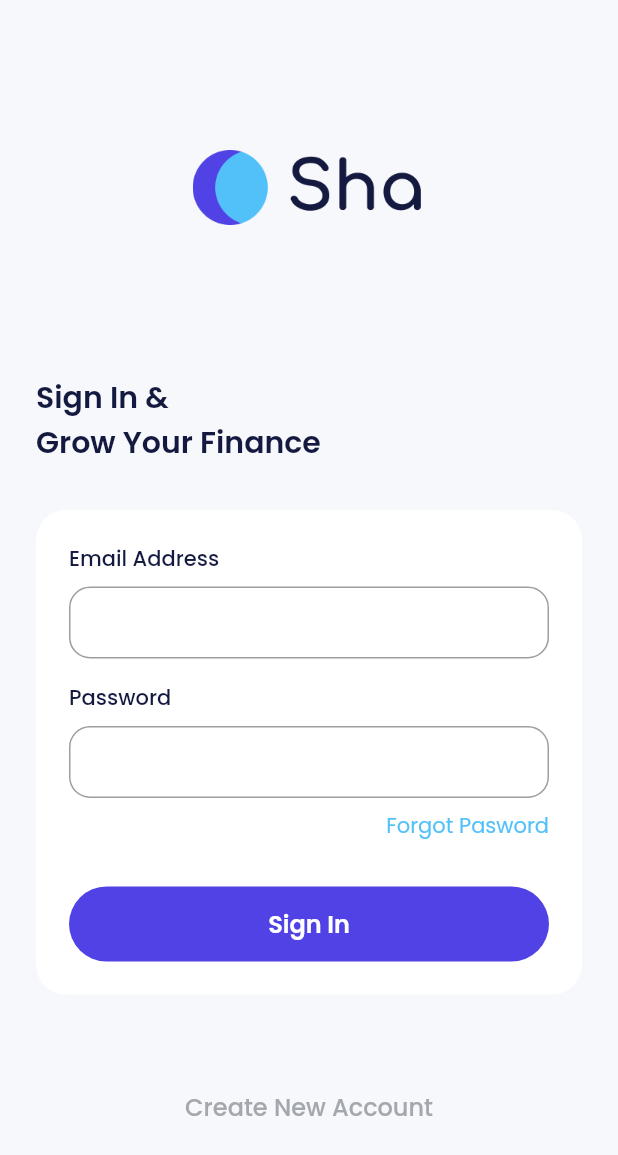
After one commit to Filipusmeitriboygulo/Project_E-Wallet, a Flutter app: the SignInPage screen opened by its route, on a phone screen of 412 x 824 dp. The commit adds this screen. Shown: the top 1155 px of the screen. Run offline on Flutter 3.47's test engine with Material 2 defaults, Android fonts, the phone set to English and light mode, and no system bars; our stand-ins replace carousel_slider, google_fonts.

Commit message:
sign-in & route

```diff
--- a/wallet/lib/main.dart
+++ b/wallet/lib/main.dart
@@ -1,4 +1,6 @@
 import 'package:flutter/material.dart';
+import 'package:wallet/ui/pages/onboarding_page.dart';
+import 'package:wallet/ui/pages/sign_in_page.dart';
 import 'package:wallet/ui/pages/splash_page.dart';
 
 void main() => runApp(MyApp());
@@ -8,7 +10,14 @@ class MyApp extends StatelessWidget {
 
   @override
   Widget build(BuildContext context) {
-    return const MaterialApp(
-        debugShowCheckedModeBanner: false, home: SplashPage());
+    return MaterialApp(
+      debugShowCheckedModeBanner: false,
+      routes: {
+        '/': (context) => const SplashPage(),
+        '/onboarding': (context) => const OnboardingPage(),
+        '/sign-in': (context) => const SignInPage(),
+
+      },
+    );
   }
 }
--- a/wallet/lib/ui/pages/onboarding_page.dart
+++ b/wallet/lib/ui/pages/onboarding_page.dart
@@ -1,6 +1,7 @@
 import 'package:carousel_slider/carousel_slider.dart';
 import 'package:flutter/material.dart';
 import 'package:wallet/shared/theme.dart';
+import 'package:wallet/ui/widgets/buttons.dart';
 
 class OnboardingPage extends StatefulWidget {
   const OnboardingPage({super.key});
@@ -99,24 +100,9 @@ class _OnboardingPageState extends State<OnboardingPage> {
                   currentIndex == 2
                       ? Column(
                           children: [
-                            SizedBox(
-                              width: double.infinity,
-                              height: 50,
-                              child: TextButton(
-                                onPressed: () {
-                                  carouselController.nextPage();
-                                },
-                                style: TextButton.styleFrom(
-                                    backgroundColor: purpleColor,
-                                    shape: RoundedRectangleBorder(
-                                        borderRadius:
-                                            BorderRadius.circular(56))),
-                                child: Text(
-                                  'Get Started',
-                                  style: whiteTextStyle.copyWith(
-                                      fontSize: 16, fontWeight: semiBold),
-                                ),
-                              ),
+                            CustomFilledButton(
+                              title: 'Get Started',
+                              onpPressed: () {},
                             ),
                             const SizedBox(
                               height: 20,
@@ -125,7 +111,10 @@ class _OnboardingPageState extends State<OnboardingPage> {
                               width: double.infinity,
                               height: 24,
                               child: TextButton(
-                                onPressed: () {},
+                                onPressed: () {
+                                  // var navigator = Navigator;
+                                  Navigator.pushNamed(context, '/sign-in');
+                                },
                                 style: TextButton.styleFrom(
                                     padding: EdgeInsets.zero),
                                 child: Text(
@@ -180,24 +169,12 @@ class _OnboardingPageState extends State<OnboardingPage> {
                               ),
                             ),
                             const Spacer(),
-                            SizedBox(
+                            CustomFilledButton(
                               width: 150,
-                              height: 50,
-                              child: TextButton(
-                                onPressed: () {
-                                  carouselController.nextPage();
-                                },
-                                style: TextButton.styleFrom(
-                                    backgroundColor: purpleColor,
-                                    shape: RoundedRectangleBorder(
-                                        borderRadius:
-                                            BorderRadius.circular(56))),
-                                child: Text(
-                                  'Continue',
-                                  style: whiteTextStyle.copyWith(
-                                      fontSize: 16, fontWeight: semiBold),
-                                ),
-                              ),
+                              title: 'Continue',
+                              onpPressed: () {
+                                carouselController.nextPage();
+                              },
                             ),
                           ],
                         ),
--- /dev/null
+++ b/wallet/lib/ui/pages/sign_in_page.dart
@@ -0,0 +1,92 @@
+import 'package:flutter/material.dart';
+import 'package:wallet/shared/theme.dart';
+import 'package:wallet/ui/widgets/buttons.dart';
+import 'package:wallet/ui/widgets/forms.dart';
+
+class SignInPage extends StatelessWidget {
+  const SignInPage({super.key});
+
+  @override
+  Widget build(BuildContext context) {
+    return Scaffold(
+      backgroundColor: lightBackgroundColor,
+      body: ListView(
+        padding: const EdgeInsets.symmetric(
+          horizontal: 24,
+        ),
+        children: [
+          Container(
+            width: 155,
+            height: 50,
+            margin: const EdgeInsets.only(
+              top: 100,
+              bottom: 100,
+            ),
+            decoration: const BoxDecoration(
+                image: DecorationImage(
+                    image: AssetImage('assets/img_logo_light.png'))),
+          ),
+          Text(
+            'Sign In & \nGrow Your Finance',
+            style: blackTextStyle.copyWith(
+              fontWeight: semiBold,
+              fontSize: 20,
+            ),
+          ),
+          const SizedBox(
+            height: 30,
+          ),
+          Container(
+            padding: const EdgeInsets.all(22),
+            decoration: BoxDecoration(
+              borderRadius: BorderRadius.circular(20),
+              color: whiteColor,
+            ),
+            child: Column(
+              children: [
+                // NOTE : EMAIL INPUT
+                const CustomFormField(
+                  title: 'Email Address',
+                ),
+                const SizedBox(
+                  height: 16,
+                ),
+
+                //NOTE : PASSWORD INPUT
+                const CustomFormField(
+                  title: 'Password',
+                  obscureText: true,
+                ),
+
+                const SizedBox(
+                  height: 8,
+                ),
+                Align(
+                  alignment: Alignment.centerRight,
+                  child: Text(
+                    'Forgot Pasword',
+                    style: blueTextStyle,
+                  ),
+                ),
+                const SizedBox(
+                  height: 30,
+                ),
+                CustomFilledButton(
+                  title: 'Sign In',
+                  onpPressed: () {},
+                )
+              ],
+            ),
+          ),
+          const SizedBox(
+            height: 50,
+          ),
+          CustomTextButton(
+            title: 'Create New Account',
+            onpPressed: () {},
+          )
+        ],
+      ),
+    );
+  }
+}
--- a/wallet/lib/ui/pages/splash_page.dart
+++ b/wallet/lib/ui/pages/splash_page.dart
@@ -2,7 +2,6 @@ import 'dart:async';
 
 import 'package:flutter/material.dart';
 import 'package:wallet/shared/theme.dart';
-import 'package:wallet/ui/pages/onboarding_page.dart';
 
 class SplashPage extends StatefulWidget {
   const SplashPage({super.key});
@@ -18,8 +17,7 @@ class _SplashPageState extends State<SplashPage> {
     super.initState();
 
     Timer(const Duration(seconds: 2), () {
-      Navigator.push(context,
-          MaterialPageRoute(builder: (context) => const OnboardingPage()));
+      Navigator.pushNamed(context, '/onboarding');
     });
   }
 
@@ -31,7 +29,7 @@ class _SplashPageState extends State<SplashPage> {
           child: Container(
             height: 50,
             width: 155,
-            decoration: BoxDecoration(
+            decoration: const BoxDecoration(
                 image: DecorationImage(
                     image: AssetImage('assets/img_logo_dark.png'))),
           ),
--- /dev/null
+++ b/wallet/lib/ui/widgets/buttons.dart
@@ -0,0 +1,69 @@
+import 'package:flutter/material.dart';
+import 'package:wallet/shared/theme.dart';
+
+class CustomFilledButton extends StatelessWidget {
+  final String title;
+  final double width;
+  final double height;
+  final VoidCallback? onpPressed;
+
+  const CustomFilledButton(
+      {Key? key,
+      required this.title,
+      this.width = double.infinity,
+      this.height = 50,
+      this.onpPressed})
+      : super(key: key);
+
+  @override
+  Widget build(BuildContext context) {
+    return SizedBox(
+      width: width,
+      height: height,
+      child: TextButton(
+        onPressed: onpPressed,
+        style: TextButton.styleFrom(
+            backgroundColor: purpleColor,
+            shape: RoundedRectangleBorder(
+                borderRadius: BorderRadius.circular(56))),
+        child: Text(
+          title,
+          style: whiteTextStyle.copyWith(fontSize: 16, fontWeight: semiBold),
+        ),
+      ),
+    );
+  }
+}
+
+class CustomTextButton extends StatelessWidget {
+  final String title;
+  final double width;
+  final double height;
+  final VoidCallback? onpPressed;
+
+  const CustomTextButton(
+      {Key? key,
+      required this.title,
+      this.width = double.infinity,
+      this.height = 50,
+      this.onpPressed})
+      : super(key: key);
+
+  @override
+  Widget build(BuildContext context) {
+    return SizedBox(
+      width: width,
+      height: height,
+      child: TextButton(
+        onPressed: () {},
+        style: TextButton.styleFrom(padding: EdgeInsets.zero),
+        child: Text(
+          title,
+          style: greyTextStyle.copyWith(
+            fontSize: 16,
+          ),
+        ),
+      ),
+    );
+  }
+}
--- /dev/null
+++ b/wallet/lib/ui/widgets/forms.dart
@@ -0,0 +1,41 @@
+import 'package:flutter/material.dart';
+
+import '../../shared/theme.dart';
+
+class CustomFormField extends StatelessWidget {
+  final String title;
+  final bool obscureText;
+  final TextEditingController? controller;
+
+  const CustomFormField(
+      {Key? key,
+      required this.title,
+      this.obscureText = false,
+      this.controller})
+      : super(key: key);
+
+  @override
+  Widget build(BuildContext context) {
+    return Column(
+      crossAxisAlignment: CrossAxisAlignment.start,
+      children: [
+        Text(
+          title,
+          style: blackTextStyle.copyWith(fontWeight: medium),
+        ),
+        const SizedBox(
+          height: 8,
+        ),
+        TextFormField(
+          obscureText: obscureText,
+          decoration: InputDecoration(
+            border: OutlineInputBorder(
+              borderRadius: BorderRadius.circular(14),
+            ),
+            contentPadding: EdgeInsets.all(12),
+          ),
+        ),
+      ],
+    );
+  }
+}
```
